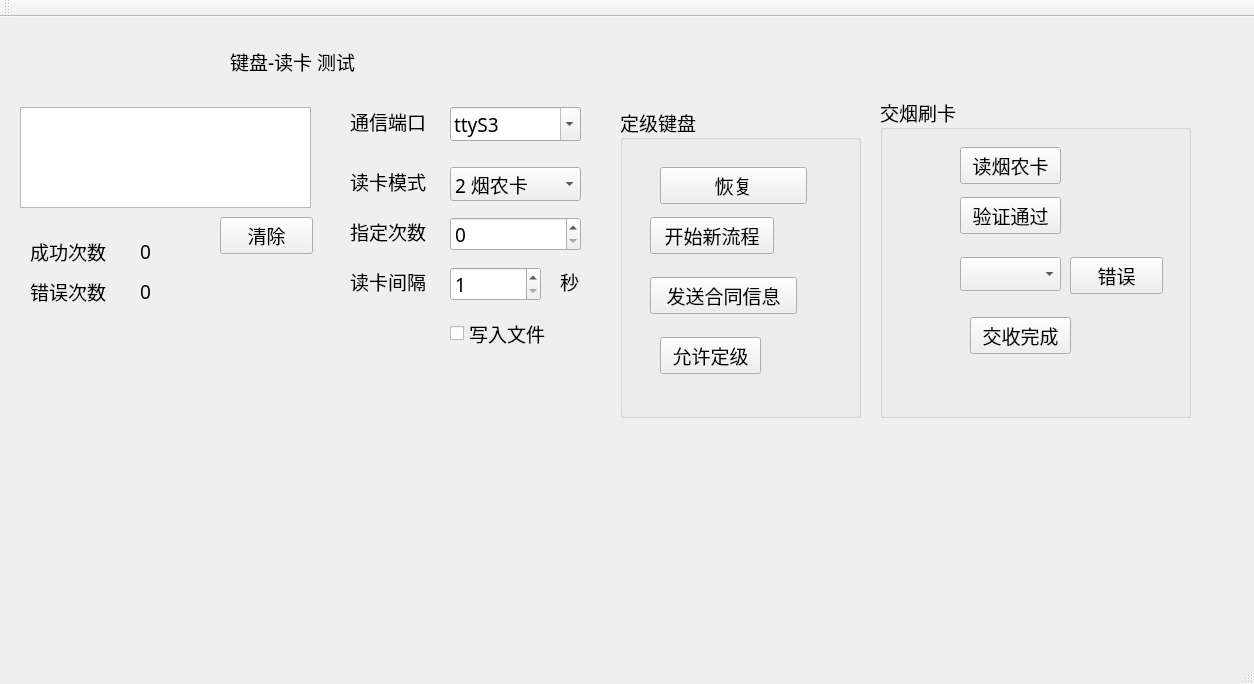
The window that kbd-card/mainwindow.ui (isliulin/QT43) describes before a commit, drawn with Qt 5.
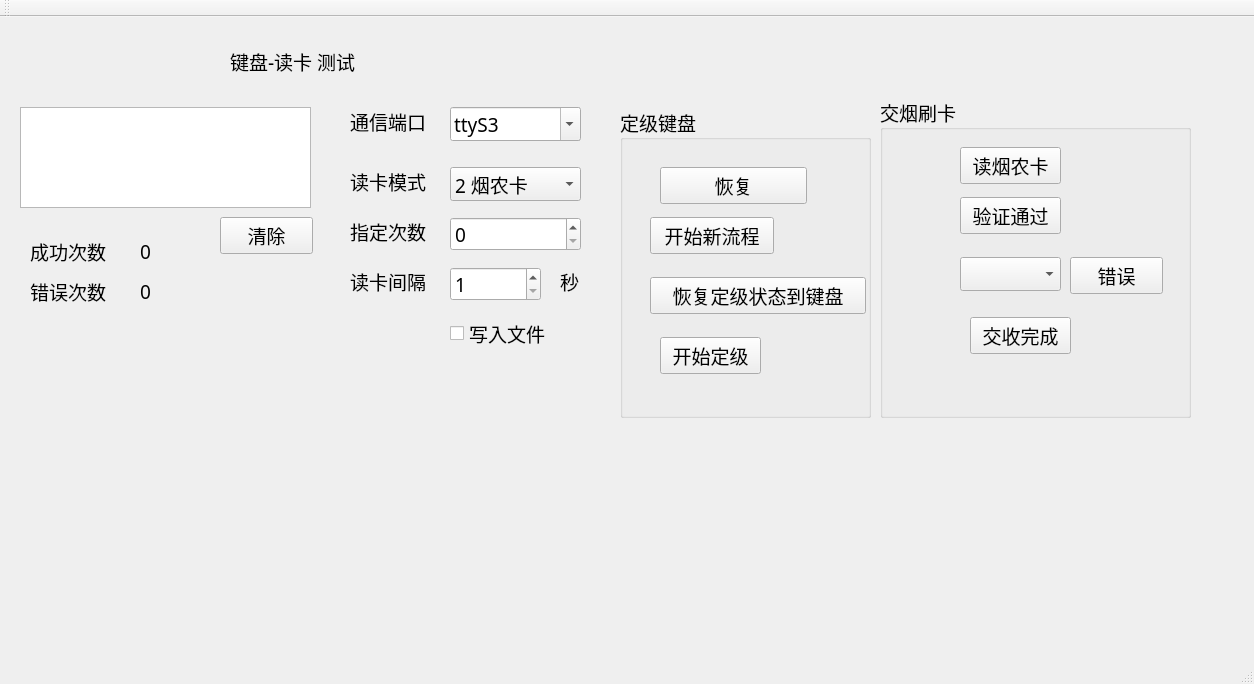
The same window after the commit.

```diff
--- a/kbd-card/mainwindow.ui
+++ b/kbd-card/mainwindow.ui
@@ -349,7 +349,7 @@
      <rect>
       <x>620</x>
       <y>90</y>
-      <width>241</width>
+      <width>251</width>
       <height>311</height>
      </rect>
     </property>
@@ -387,12 +387,12 @@
       <rect>
        <x>30</x>
        <y>170</y>
-       <width>147</width>
+       <width>216</width>
        <height>37</height>
       </rect>
      </property>
      <property name="text">
-      <string>发送合同信息</string>
+      <string>恢复定级状态到键盘</string>
      </property>
     </widget>
     <widget class="QPushButton" name="pushButton_2">
@@ -405,7 +405,7 @@
       </rect>
      </property>
      <property name="text">
-      <string>允许定级</string>
+      <string>开始定级</string>
      </property>
     </widget>
    </widget>
```
